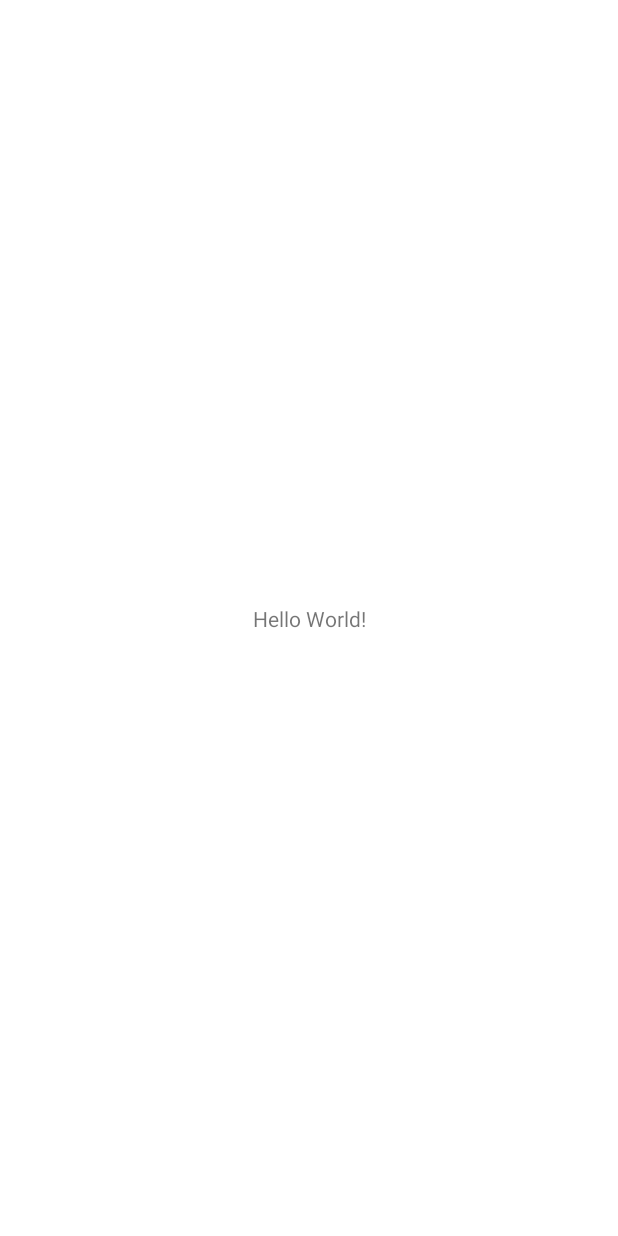
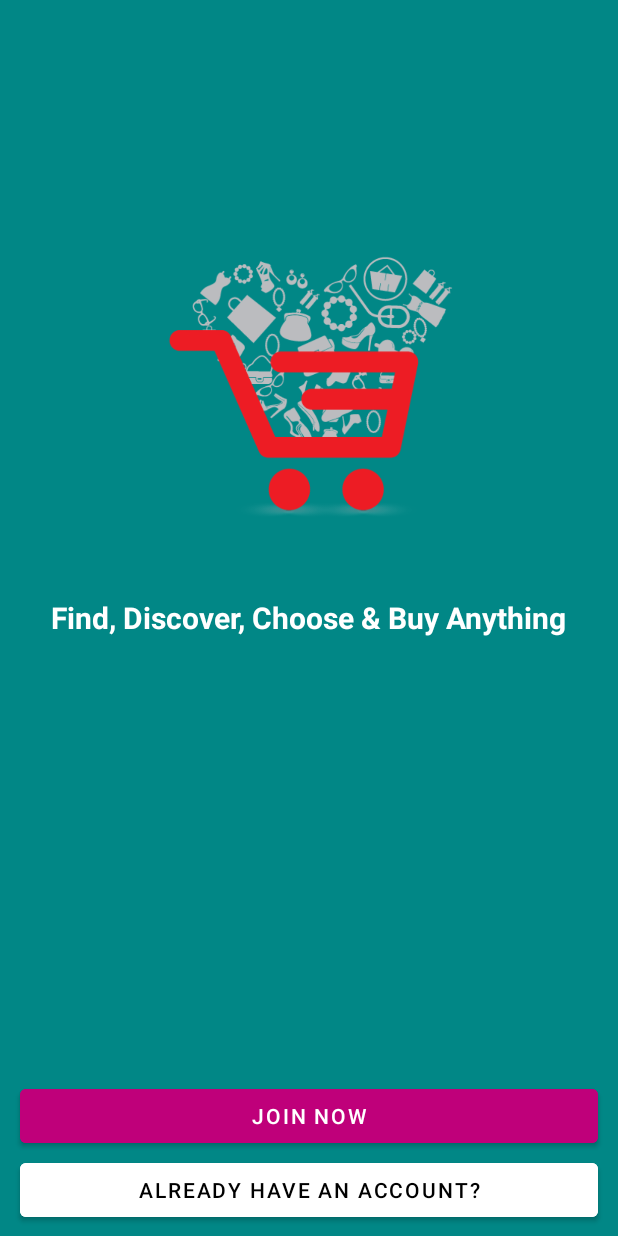
Before and after one commit to 7imaZz/Ecommerce_App, an Android app: the screen it shows after launch (MainActivity), on a phone screen of 412 x 824 dp. Before the commit the screen is almost empty. Run offline under Robolectric (Android 15) with nearby library versions, the phone set to English and light mode, and no system bars; our stand-ins replace sdp/ssp sizes.

Commit message:
Main Activity Design

```diff
--- a/app/build.gradle
+++ b/app/build.gradle
@@ -39,7 +39,11 @@ dependencies {
     implementation 'com.google.android.material:material:1.3.0'
     implementation 'androidx.constraintlayout:constraintlayout:2.0.4'
     implementation 'com.google.firebase:firebase-database:19.6.0'
-    testImplementation 'junit:junit:4.+'
+
+    // SDP
+    implementation 'com.intuit.sdp:sdp-android:1.0.6'
+
+    testImplementation 'junit:junit:4.13.2'
     androidTestImplementation 'androidx.test.ext:junit:1.1.2'
     androidTestImplementation 'androidx.test.espresso:espresso-core:3.3.0'
 }
--- /dev/null
+++ b/app/src/main/res/drawable/buttons_bg.xml
@@ -0,0 +1,5 @@
+<?xml version="1.0" encoding="utf-8"?>
+<shape xmlns:android="http://schemas.android.com/apk/res/android">
+
+    <corners android:radius="5dp" />
+</shape>
--- /dev/null
+++ b/app/src/main/res/drawable/input_design.xml
@@ -0,0 +1,9 @@
+<?xml version="1.0" encoding="utf-8"?>
+<shape xmlns:android="http://schemas.android.com/apk/res/android">
+    <stroke
+        android:color="@color/pink"
+        android:width="3dp"/>
+
+    <corners
+        android:radius="15dp"/>
+</shape>
--- a/app/src/main/res/layout/activity_main.xml
+++ b/app/src/main/res/layout/activity_main.xml
@@ -1,18 +1,54 @@
 <?xml version="1.0" encoding="utf-8"?>
-<androidx.constraintlayout.widget.ConstraintLayout xmlns:android="http://schemas.android.com/apk/res/android"
-    xmlns:app="http://schemas.android.com/apk/res-auto"
+<RelativeLayout
+    xmlns:android="http://schemas.android.com/apk/res/android"
     xmlns:tools="http://schemas.android.com/tools"
     android:layout_width="match_parent"
     android:layout_height="match_parent"
-    tools:context=".MainActivity">
+    tools:context=".MainActivity"
+    android:background="@color/teal_700">
+
+
+    <ImageView
+        android:layout_width="@dimen/_280sdp"
+        android:layout_height="@dimen/_150sdp"
+        android:layout_centerHorizontal="true"
+        android:layout_marginTop="@dimen/_120sdp"
+        android:src="@drawable/applogo"
+        android:contentDescription="@string/app_logo" />
 
     <TextView
+        android:id="@+id/welcome_tv"
         android:layout_width="wrap_content"
         android:layout_height="wrap_content"
-        android:text="Hello World!"
-        app:layout_constraintBottom_toBottomOf="parent"
-        app:layout_constraintLeft_toLeftOf="parent"
-        app:layout_constraintRight_toRightOf="parent"
-        app:layout_constraintTop_toTopOf="parent" />
+        android:text="@string/find_discover_choose_amp_buy_anything"
+        android:layout_centerInParent="true"
+        android:textColor="@android:color/white"
+        android:textSize="20sp"
+        android:layout_margin="@dimen/_16sdp"
+        android:textStyle="bold"/>
 
-</androidx.constraintlayout.widget.ConstraintLayout>
+    <Button
+        android:layout_width="match_parent"
+        android:layout_height="wrap_content"
+        android:layout_above="@+id/login_btn"
+        android:layout_marginLeft="@dimen/_10sdp"
+        android:layout_marginRight="@dimen/_10sdp"
+        android:textColor="@color/white"
+        android:backgroundTint="@color/pink"
+        android:text="@string/join_now"/>
+
+
+    <Button
+        android:id="@+id/login_btn"
+        android:layout_width="match_parent"
+        android:layout_height="wrap_content"
+        android:layout_alignParentBottom="true"
+        android:layout_marginTop="@dimen/_1sdp"
+        android:layout_marginBottom="@dimen/_5sdp"
+        android:layout_marginLeft="@dimen/_10sdp"
+        android:layout_marginRight="@dimen/_10sdp"
+        android:textColor="@color/black"
+        android:backgroundTint="@color/white"
+        android:text="@string/already_have_an_account"/>
+
+</RelativeLayout>
--- a/app/src/main/res/values/strings.xml
+++ b/app/src/main/res/values/strings.xml
@@ -1,3 +1,7 @@
 <resources>
     <string name="app_name">Ecommerce App</string>
+    <string name="already_have_an_account">Already Have An Account?</string>
+    <string name="join_now">Join Now</string>
+    <string name="find_discover_choose_amp_buy_anything"><![CDATA[Find, Discover, Choose & Buy Anything]]></string>
+    <string name="app_logo">App Logo</string>
 </resources>
```
Also changed, not shown: app/src/main/res/drawable/applogo.png.
